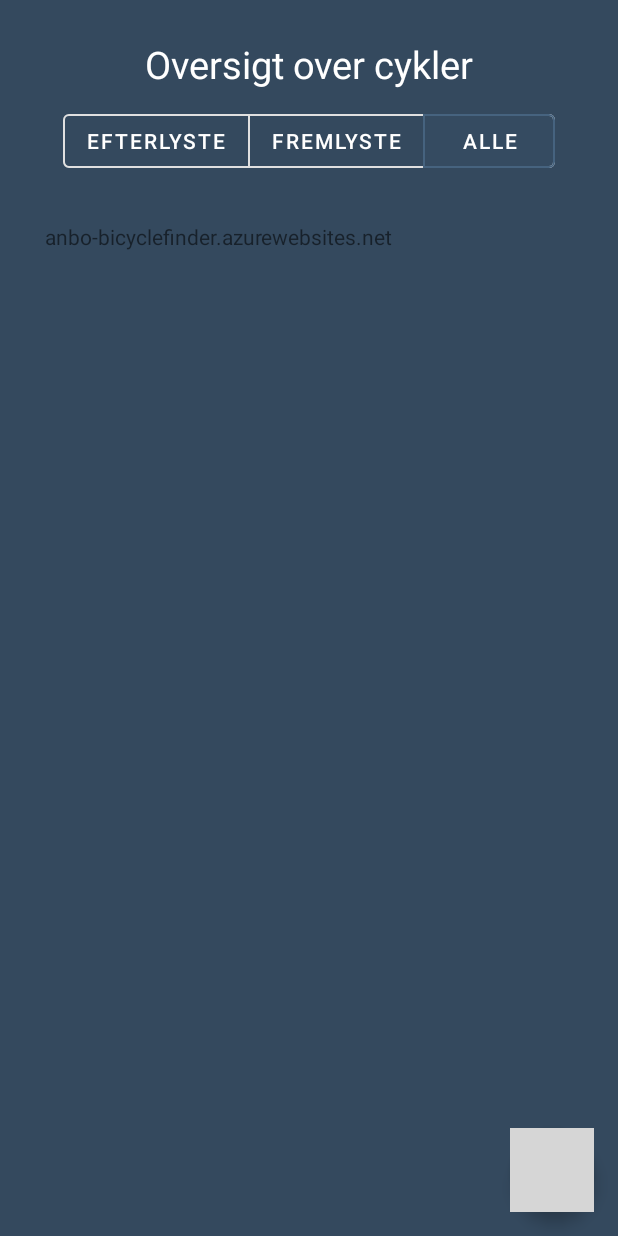
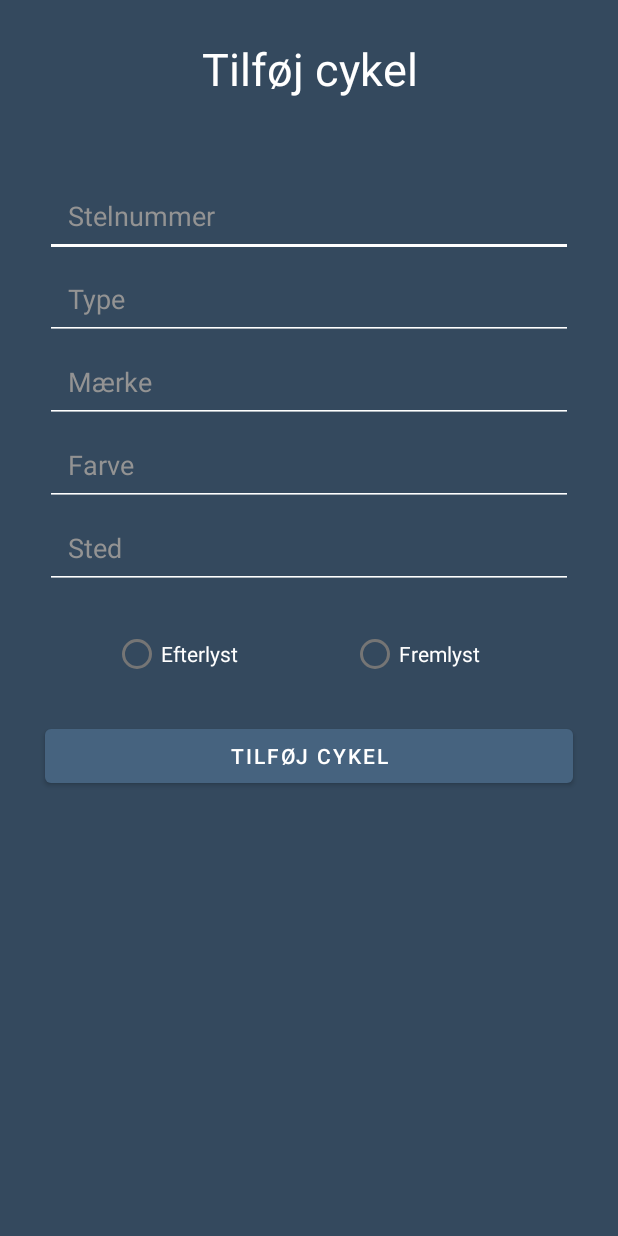
Before and after one commit to mreierstrand/BicycleFinderMandatory, an Android app: the UserLoggedInActivity screen opened directly, with no data from a screen before it, after a tap on "loggedinFl", on a phone screen of 412 x 824 dp. Run offline under Robolectric (Android 15) with nearby library versions, the phone set to English and light mode, and no system bars; our stand-ins replace Firebase (no records; nobody signed in at launch, a user with empty details on screens opened directly); grey boxes are pictures that could not be loaded.

Commit message:
Næsten færdig med addBike. Tilføjet errorText til user

```diff
--- a/app/build.gradle
+++ b/app/build.gradle
@@ -33,6 +33,7 @@ android {
 
 dependencies {
     compile 'com.getbase:floatingactionbutton:1.10.1'
+
     implementation fileTree(dir: "libs", include: ["*.jar"])
     implementation 'androidx.appcompat:appcompat:1.2.0'
     implementation 'androidx.constraintlayout:constraintlayout:2.0.1'
@@ -43,7 +44,8 @@ dependencies {
     implementation 'com.google.android.gms:play-services-auth:18.1.0'
     implementation 'androidx.swiperefreshlayout:swiperefreshlayout:1.1.0'
     implementation 'com.google.android.material:material:1.2.0-alpha03'
-    implementation 'com.android.support:design:27.1.1'
+    compile 'com.android.support:design:22.2.0'
+    compile 'com.android.support:design:28.0.0'
     implementation 'com.google.android.material:material:1.0.0-rc01'
     implementation 'com.google.android.material:material:1.0.0'
     testImplementation 'junit:junit:4.12'
--- a/app/src/main/AndroidManifest.xml
+++ b/app/src/main/AndroidManifest.xml
@@ -12,7 +12,8 @@
         android:supportsRtl="true"
         android:theme="@style/AppTheme"
         android:usesCleartextTraffic="true">
-        <activity android:name=".DetailedWantedBike"></activity>
+        <activity android:name=".AddBikeActivity"></activity>
+        <activity android:name=".DetailedBikeActivity" />
         <activity android:name=".UserLoggedInActivity" />
         <activity android:name=".RegisterActivity" />
         <activity android:name=".LoginActivity">
--- /dev/null
+++ b/app/src/main/java/com/example/bicyclefinder/AddBikeActivity.java
@@ -0,0 +1,153 @@
+package com.example.bicyclefinder;
+
+import androidx.appcompat.app.AppCompatActivity;
+
+import android.content.Intent;
+import android.graphics.Color;
+import android.os.Bundle;
+import android.view.View;
+import android.widget.EditText;
+import android.widget.LinearLayout;
+import android.widget.ProgressBar;
+import android.widget.RadioButton;
+import android.widget.RadioGroup;
+import android.widget.TextView;
+
+import com.google.android.gms.common.api.Api;
+import com.google.firebase.auth.FirebaseAuth;
+
+import retrofit2.Call;
+import retrofit2.Callback;
+import retrofit2.Response;
+
+public class AddBikeActivity extends AppCompatActivity {
+
+    public static final String CURRENTUSER = "CURRENTUSER";
+    private User currentUser;
+
+
+    ProgressBar progressBar;
+
+    RadioGroup radioGroup;
+    RadioButton radioButtonEfterlyst;
+    RadioButton radioButtonFremlyst;
+
+    EditText addStelnummer;
+    TextView stelnummerError;
+
+    EditText addType;
+    TextView typeError;
+
+    EditText addMaerke;
+    TextView maerkeError;
+
+    EditText addFarve;
+    TextView farveError;
+
+    EditText addSted;
+    TextView stedError;
+
+    TextView message;
+    private FirebaseAuth mAuth;
+
+    @Override
+    protected void onCreate(Bundle savedInstanceState) {
+        super.onCreate(savedInstanceState);
+        setContentView(R.layout.activity_add_bike);
+
+        radioGroup = findViewById(R.id.addBikeRadioGroup);
+        radioButtonEfterlyst = findViewById(R.id.efterlystChosen);
+        radioButtonFremlyst = findViewById(R.id.fremlystChosen);
+
+        addStelnummer = findViewById(R.id.addBikeFrameNoEditText);
+        stelnummerError = findViewById(R.id.addBikeStelNummerError);
+
+        addType = findViewById(R.id.addBikeKindOfBikeEditText);
+        typeError = findViewById(R.id.addBikeTypeError);
+
+        addMaerke = findViewById(R.id.addBikeBrandEditText);
+        maerkeError = findViewById(R.id.addBikeMaerkeError);
+
+        addFarve = findViewById(R.id.addBikeColorEditText);
+        farveError = findViewById(R.id.addBikeFarveError);
+
+        addSted = findViewById(R.id.addBikePlaceEditText);
+        stedError = findViewById(R.id.addBikeStedError);
+
+        message = findViewById(R.id.addBikeMessageTextView);
+        progressBar = findViewById(R.id.addBikeProgressBar);
+    }
+
+    /*public void onRadioButtonClicked(View view) {
+        boolean checked = ((RadioButton) view).isChecked();
+
+        switch(view.getId()) {
+            case R.id.efterlystChosen:
+                if (checked)
+                    return;
+                break;
+            case R.id.fremlystChosen:
+                if (checked)
+                    //Do stuff
+                break;
+        }
+    }*/
+
+    public void AddBikeClick(View view) {
+        String stelnummer = addStelnummer.getText().toString().trim();
+        String type = addType.getText().toString().trim();
+        String maerke = addMaerke.getText().toString().trim();
+        String farve = addFarve.getText().toString().trim();
+        String sted = addSted.getText().toString().trim();
+
+        if (stelnummer.isEmpty()) {
+            stedError.setVisibility(View.VISIBLE);
+            stedError.setText("Stelnummer kan ikke være tom. Skriv noget!");
+        } else if (type.isEmpty()) {
+            typeError.setVisibility((View.VISIBLE));
+            typeError.setText("Cykeltype kan ikke være tom. Skriv noget!");
+        } else if (maerke.isEmpty()) {
+            maerkeError.setVisibility(View.VISIBLE);
+            maerkeError.setText("Cykelmærke kan ikke være tom. Skriv noget!");
+        } else if (farve.isEmpty()) {
+            farveError.setVisibility(View.VISIBLE);
+            farveError.setText("Cykelfarve kan ikke være tom. Skriv noget!");
+        } else if (sted.isEmpty()) {
+            stedError.setVisibility(View.VISIBLE);
+            stedError.setText("Sted kan ikke være tom. Skriv noget!");
+        } else {
+            Bike bikeToAdd = new Bike(100, stelnummer, type, maerke, farve, sted, currentUser.getId(), getMissingFound());
+
+        BikeService bikeService = ApiUtils.getBikeService();
+        Call<Bike> AddBike = bikeService.postBike(bikeToAdd);
+
+//        Call<Bike> AddBike = ApiUtils.GetInstance().getBikeService().postBike(bikeToAdd);
+
+        progressBar.setVisibility(View.VISIBLE);
+        AddBike.enqueue(new Callback<Bike>() {
+            @Override
+            public void onResponse(Call<Bike> call, Response<Bike> response) {
+                if (response.isSuccessful()){
+                    message.setTextColor(Color.GREEN);
+                    message.setText("Cykel oprettet");
+                } else message.setText("Der er sket en fejl, prøv igen." + response.message());
+                message.setTextColor(Color.RED);
+            }
+
+            @Override
+            public void onFailure(Call<Bike> call, Throwable t) {
+                message.setText("Der er sket en fejl, prøv igen. " + t.getMessage());
+            }
+        });
+    }
+}
+
+    private String getMissingFound() {
+        if (radioGroup.getCheckedRadioButtonId() == radioButtonEfterlyst.getId()){
+            return "Found";
+        } else if(radioGroup.getCheckedRadioButtonId() == radioButtonFremlyst.getId()){
+            return "Missing";
+        }
+        return "Der er sket en fejl, prøv igen.";
+    }
+}
--- a/app/src/main/java/com/example/bicyclefinder/BikeService.java
+++ b/app/src/main/java/com/example/bicyclefinder/BikeService.java
@@ -14,26 +14,21 @@ import retrofit2.http.Path;
 
 public interface BikeService {
 
-    //https://anbo-bicyclefinder.azurewebsites.net/api/bicycles
-    @GET("bicycles")
+    @GET("bicycles/")
     Call<List<Bike>> getAllBikes();
 
-    //https://anbo-bicyclefinder.azurewebsites.net/api/bicycles/id/1
     @GET("bicycles/id/{id}")
     Call<Bike> getBikebyId(@Path("bikeId") int bikeId);
 
-    //https://anbo-bicyclefinder.azurewebsites.net/api/bicycles/missing
-    //https://anbo-bicyclefinder.azurewebsites.net/api/bicycles/found
     @GET("bicycles/{missingFound}")
     Call<List<Bike>> getBikebyMissingFound(@Path("missingFound") String missingFound);
 
     @POST("bicycles")
     @FormUrlEncoded
-        // I had problems making this work. I used saveBookBody instead
-    Call<Bike> saveUser(@Field("Name") String name, @Field("Phone") String phone);
+    Call<Bike> saveBike(@Field("Name") String name, @Field("Phone") String phone);
 
-    @POST("bicycles")
-    Call<Bike> saveUser(@Body User user);
+    @POST("Bicycles/")
+    Call<Bike> postBike(@Body Bike bike);
 
 
     //Har ikke brug for. Se https://anbo-bicyclefinder.azurewebsites.net/swagger/index.html
--- a/app/src/main/java/com/example/bicyclefinder/DetailedWantedBike.java
+++ b/app/src/main/java/com/example/bicyclefinder/DetailedBikeActivity.java
@@ -4,8 +4,10 @@ import androidx.appcompat.app.AppCompatActivity;
 
 import android.os.Bundle;
 
-public class DetailedWantedBike extends AppCompatActivity {
+public class DetailedBikeActivity extends AppCompatActivity {
     public static final String BIKE = "BIKE";
+
+    private int bikeId;
 
     @Override
     protected void onCreate(Bundle savedInstanceState) {
--- a/app/src/main/java/com/example/bicyclefinder/UserLoggedInActivity.java
+++ b/app/src/main/java/com/example/bicyclefinder/UserLoggedInActivity.java
@@ -13,10 +13,8 @@ import androidx.recyclerview.widget.LinearLayoutManager;
 import androidx.recyclerview.widget.RecyclerView;
 
 import com.example.bicyclefinder.databinding.ActivityUserLoggedInBinding;
-import com.google.android.material.button.MaterialButton;
 import com.google.android.material.button.MaterialButtonToggleGroup;
 import com.google.android.material.floatingactionbutton.FloatingActionButton;
-import com.google.android.material.snackbar.Snackbar;
 
 import java.util.List;
 
@@ -46,17 +44,16 @@ public class UserLoggedInActivity extends AppCompatActivity {
 
         Intent intent = getIntent();
 
-        Toast.makeText(UserLoggedInActivity.this,intent.getStringExtra("userLoggedIn"), Toast.LENGTH_SHORT).show();
+        Toast.makeText(UserLoggedInActivity.this, "Velkommen " + intent.getStringExtra("userLoggedIn"), Toast.LENGTH_LONG).show();
 
 
         floatingActionButton.setOnClickListener(new View.OnClickListener() {
             @Override
             public void onClick(View view) {
-
+                Intent intent = new Intent(UserLoggedInActivity.this, AddBikeActivity.class);
+                startActivity(intent);
             }
         });
-
-
 
         MaterialButtonToggleGroup materialButtonToggleGroup = findViewById(R.id.toggleGroup);
         materialButtonToggleGroup.addOnButtonCheckedListener(new MaterialButtonToggleGroup.OnButtonCheckedListener() {
@@ -100,6 +97,7 @@ public class UserLoggedInActivity extends AppCompatActivity {
         binding = null;
         floatingActionButton.hide();
     }
+
 
     private void getAndShowAllBikes() {
         BikeService bikeFinderService = ApiUtils.getBikeService();
@@ -213,8 +211,8 @@ public class UserLoggedInActivity extends AppCompatActivity {
         adapter.setOnItemClickListener((view, position, item) -> {
             Bike bike = (Bike) item;
             Log.d(LOG_TAG, item.toString());
-            Intent intent = new Intent(UserLoggedInActivity.this, DetailedWantedBike.class);
-            intent.putExtra(DetailedWantedBike.BIKE, bike);
+            Intent intent = new Intent(UserLoggedInActivity.this, DetailedBikeActivity.class);
+            intent.putExtra(DetailedBikeActivity.BIKE, bike);
             Log.d(LOG_TAG, "putExtra " + bike.toString());
             startActivity(intent);
         });
--- /dev/null
+++ b/app/src/main/res/layout/activity_add_bike.xml
@@ -0,0 +1,212 @@
+<?xml version="1.0" encoding="utf-8"?>
+<LinearLayout xmlns:android="http://schemas.android.com/apk/res/android"
+    xmlns:app="http://schemas.android.com/apk/res-auto"
+    xmlns:tools="http://schemas.android.com/tools"
+    android:layout_width="match_parent"
+    android:orientation="vertical"
+    android:background="#34495e"
+    android:layout_height="match_parent"
+    tools:context=".AddBikeActivity">
+
+    <TextView
+        android:layout_width="match_parent"
+        android:layout_height="wrap_content"
+        android:text="Tilføj cykel"
+        android:layout_marginTop="25dp"
+        android:textAlignment="center"
+        android:textAppearance="@style/TextAppearance.AppCompat.Display1"
+        android:textColor="#FFFFFF"
+        android:textSize="30dp"/>
+
+
+    <EditText
+        android:id="@+id/addBikeFrameNoEditText"
+        android:layout_width="match_parent"
+        android:layout_height="wrap_content"
+        android:layout_marginTop="50dp"
+        android:layout_marginStart="30dp"
+        android:layout_marginEnd="30dp"
+        android:width="250dp"
+        android:hint="Stelnummer"
+        android:padding="15dp"
+        android:textColor="#FFFFFF"
+        android:inputType="text"
+        />
+
+        <TextView
+        android:id="@+id/addBikeStelNummerError"
+        android:layout_width="match_parent"
+        android:layout_height="wrap_content"
+        android:layout_marginStart="45dp"
+        android:layout_marginEnd="30dp"
+        android:textColor="#FF6347"
+        android:textSize="15dp"
+        android:visibility="gone"
+        />
+
+    <EditText
+        android:id="@+id/addBikeKindOfBikeEditText"
+        android:layout_width="match_parent"
+        android:layout_height="wrap_content"
+        android:layout_marginStart="30dp"
+        android:layout_marginEnd="30dp"
+        android:width="250dp"
+        android:hint="Type"
+        android:padding="15dp"
+        android:textColor="#FFFFFF"
+        android:inputType="text"
+        />
+    <TextView
+        android:id="@+id/addBikeTypeError"
+        android:layout_width="match_parent"
+        android:layout_height="wrap_content"
+        android:layout_marginStart="45dp"
+        android:layout_marginEnd="30dp"
+        android:textColor="#FF6347"
+        android:textSize="15dp"
+        android:visibility="gone"
+        />
+
+    <EditText
+        android:id="@+id/addBikeBrandEditText"
+        android:layout_width="match_parent"
+        android:layout_height="wrap_content"
+        android:layout_marginStart="30dp"
+        android:layout_marginEnd="30dp"
+        android:width="250dp"
+        android:hint="Mærke"
+        android:padding="15dp"
+        android:textColor="#FFFFFF"
+        android:inputType="text"
+        />
+
+    <TextView
+        android:id="@+id/addBikeMaerkeError"
+        android:layout_width="match_parent"
+        android:layout_height="wrap_content"
+        android:layout_marginStart="45dp"
+        android:layout_marginEnd="30dp"
+        android:textColor="#FF6347"
+        android:textSize="15dp"
+        android:visibility="gone"
+        />
+
+    <EditText
+        android:id="@+id/addBikeColorEditText"
+        android:layout_width="match_parent"
+        android:layout_height="wrap_content"
+        android:layout_marginStart="30dp"
+        android:layout_marginEnd="30dp"
+        android:width="250dp"
+        android:hint="Farve"
+        android:padding="15dp"
+        android:textColor="#FFFFFF"
+        android:inputType="text"
+        />
+
+    <TextView
+        android:id="@+id/addBikeFarveError"
+        android:layout_width="match_parent"
+        android:layout_height="wrap_content"
+        android:layout_marginStart="45dp"
+        android:layout_marginEnd="30dp"
+        android:textColor="#FF6347"
+        android:textSize="15dp"
+        android:visibility="gone"
+        />
+
+    <EditText
+        android:id="@+id/addBikePlaceEditText"
+        android:layout_width="match_parent"
+        android:layout_height="wrap_content"
+        android:layout_marginStart="30dp"
+        android:layout_marginEnd="30dp"
+        android:width="250dp"
+        android:hint="Sted"
+        android:padding="15dp"
+        android:textColor="#FFFFFF"
+        />
+    <TextView
+        android:id="@+id/addBikeStedError"
+        android:layout_width="match_parent"
+        android:layout_height="wrap_content"
+        android:layout_marginStart="45dp"
+        android:layout_marginEnd="30dp"
+        android:textColor="#FF6347"
+        android:textSize="15dp"
+        android:visibility="gone"
+        />
+
+   <!-- <EditText
+        android:id="@+id/addBikeDateEditText"
+        android:layout_width="match_parent"
+        android:layout_height="wrap_content"
+        android:layout_marginStart="30dp"
+        android:layout_marginEnd="30dp"
+        android:width="250dp"
+        android:hint="Dato"
+        android:padding="15dp"
+        android:textColor="#FFFFFF"
+        />
+-->
+
+    <TextView
+        android:layout_width="match_parent"
+        android:layout_height="wrap_content"
+        android:text=""
+        android:layout_marginStart="30dp"
+        android:layout_marginEnd="30dp"
+        android:textColor="#FFFFFF"
+        />
+
+   <RadioGroup xmlns:android="http://schemas.android.com/apk/res/android"
+        android:layout_width="match_parent"
+        android:layout_height="wrap_content"
+        android:orientation="horizontal"
+        android:id="@+id/addBikeRadioGroup"
+        >
+        <RadioButton android:id="@+id/efterlystChosen"
+            android:layout_width="wrap_content"
+            android:layout_height="wrap_content"
+            android:textColor="#FFFFFF"
+            android:text="Efterlyst"
+            android:layout_marginStart="75dp"
+            />
+        <RadioButton android:id="@+id/fremlystChosen"
+            android:layout_width="wrap_content"
+            android:layout_height="wrap_content"
+            android:textColor="#FFFFFF"
+            android:layout_marginStart="75dp"
+            android:text="Fremlyst"
+            />
+    </RadioGroup>
+
+    <Button
+        android:id="@+id/addBikeAddBikeButton"
+        android:layout_width="match_parent"
+        android:layout_height="wrap_content"
+        android:layout_marginStart="30dp"
+        android:layout_marginEnd="30dp"
+        android:layout_marginTop="20dp"
+        android:textColor="#FFFFFF"
+        android:text="Tilføj cykel"
+        android:onClick="AddBikeClick"
+        />
+
+    <TextView
+        android:id="@+id/addBikeMessageTextView"
+        android:layout_width="match_parent"
+        android:layout_height="wrap_content"
+        android:layout_marginStart="30dp"
+        android:layout_marginEnd="30dp"
+        android:textColor="#FFFFFF"
+        />
+
+    <ProgressBar
+        android:id="@+id/addBikeProgressBar"
+        android:layout_width="wrap_content"
+        android:layout_height="wrap_content"
+        android:layout_gravity="center"
+        android:visibility="gone"/>
+
+</LinearLayout>
--- a/app/src/main/res/layout/activity_detailed_wanted_bike.xml
+++ b/app/src/main/res/layout/activity_detailed_wanted_bike.xml
@@ -6,7 +6,7 @@
     android:orientation="vertical"
     android:background="#34495e"
     android:layout_height="match_parent"
-    tools:context=".DetailedWantedBike">
+    tools:context=".DetailedBikeActivity">
 
 
 
--- a/app/src/main/res/values/styles.xml
+++ b/app/src/main/res/values/styles.xml
@@ -5,7 +5,7 @@
         <item name="colorPrimary">#46637f</item>
         <item name="colorPrimaryDark">#34495E</item>
         <item name="colorAccent">@color/colorAccent</item>
-        <item name="android:textColorHint">#FFFFFF</item>
+        <item name="android:textColorHint">#939393</item>
         <item name="backgroundTint">#FFFFFF</item>
     </style>
 
```
Also changed, not shown: app/src/main/java/com/example/bicyclefinder/ApiUtils.java (+21 -1 lines), app/src/main/java/com/example/bicyclefinder/Bike.java (+18 -11 lines), app/src/main/java/com/example/bicyclefinder/LoginActivity.java (+12 -1 lines), app/src/main/java/com/example/bicyclefinder/User.java (+5 -3 lines), app/src/main/res/layout/activity_user_logged_in.xml (+16 -12 lines), app/src/main/res/layout/login_activity.xml (+14 -1 lines).
